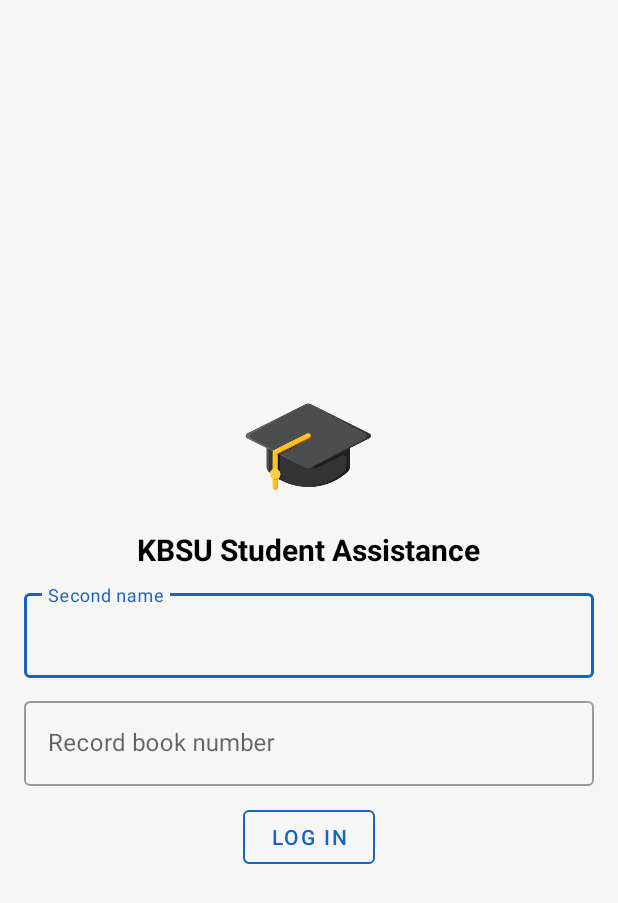
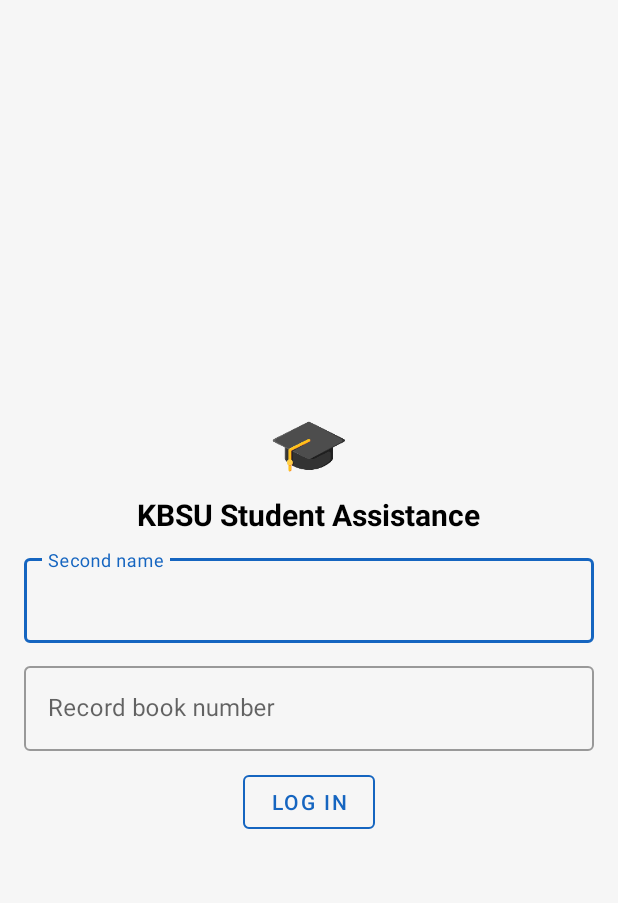
Before and after one commit to hobotki/kbsu-student-assistance, an Android app: the screen it shows after launch (MainActivity), on a phone screen of 412 x 824 dp. Shown: the top 903 px of the screen. Run offline under Robolectric (Android 15) with nearby library versions, the light colour scheme and no system bars; our stand-ins replace navigation-ui; libraries missing offline, so code that uses them is left out: com.yandex.mapkit; 9 statements that could not run were skipped.

Commit message:
Финальный фикс

```diff
--- a/app/src/main/java/com/snakelord/pets/kbsustudentassistance/presentation/common/extensions/FragmentExtensions.kt
+++ b/app/src/main/java/com/snakelord/pets/kbsustudentassistance/presentation/common/extensions/FragmentExtensions.kt
@@ -1,5 +1,7 @@
 package com.snakelord.pets.kbsustudentassistance.presentation.common.extensions
 
+import android.annotation.SuppressLint
+import android.content.pm.ActivityInfo
 import androidx.fragment.app.Fragment
 import com.snakelord.pets.kbsustudentassistance.presentation.main.NavigationCallback
 
@@ -12,3 +14,22 @@ import com.snakelord.pets.kbsustudentassistance.presentation.main.NavigationCall
  */
 val Fragment.navigationCallback: NavigationCallback
     get() = activity as NavigationCallback
+
+/**
+ * Функция-расширение для фрагметов
+ *
+ * Устанавливает портретную ориентацию для фрагмента
+ */
+@SuppressLint("SourceLockedOrientationActivity")
+fun Fragment.setPortraitOrientation() {
+    activity?.requestedOrientation = ActivityInfo.SCREEN_ORIENTATION_PORTRAIT
+}
+
+/**
+ * Функция-расширение для фрагметов
+ *
+ * Устанавливает "свободную" ориентацию для фрагмента
+ */
+fun Fragment.setUnspecifiedOrientation() {
+    activity?.requestedOrientation = ActivityInfo.SCREEN_ORIENTATION_UNSPECIFIED
+}
--- a/app/src/main/java/com/snakelord/pets/kbsustudentassistance/presentation/common/fragment/BaseFragment.kt
+++ b/app/src/main/java/com/snakelord/pets/kbsustudentassistance/presentation/common/fragment/BaseFragment.kt
@@ -9,6 +9,7 @@ import androidx.fragment.app.Fragment
 import com.snakelord.pets.kbsustudentassistance.R
 import com.snakelord.pets.kbsustudentassistance.presentation.application.KbsuStudentAssistanceApp
 import com.snakelord.pets.kbsustudentassistance.presentation.common.dialog.ErrorDialog
+import com.snakelord.pets.kbsustudentassistance.presentation.common.extensions.setUnspecifiedOrientation
 import com.snakelord.pets.kbsustudentassistance.presentation.common.state.UIStates
 
 /**
@@ -92,15 +93,6 @@ abstract class BaseFragment : Fragment() {
         return null
     }
 
-    @SuppressLint("SourceLockedOrientationActivity")
-    protected fun setPortraitOrientation() {
-        activity?.requestedOrientation = ActivityInfo.SCREEN_ORIENTATION_PORTRAIT
-    }
-
-    private fun setUnspecifiedOrientation() {
-        activity?.requestedOrientation = ActivityInfo.SCREEN_ORIENTATION_UNSPECIFIED
-    }
-
     companion object {
         private const val ERROR_DIALOG_TAG = "error_dialog"
     }
--- a/app/src/main/res/layout/fragment_login.xml
+++ b/app/src/main/res/layout/fragment_login.xml
@@ -13,8 +13,8 @@
         android:id="@+id/studentEmoji"
         android:src="@mipmap/ic_launcher"
         android:textColor="@color/black"
-        android:layout_width="wrap_content"
-        android:layout_height="wrap_content"
+        android:layout_width="@dimen/app_icon_size"
+        android:layout_height="@dimen/app_icon_size"
         tools:ignore="ContentDescription" />
 
     <TextView
--- a/app/src/main/res/values/dimens.xml
+++ b/app/src/main/res/values/dimens.xml
@@ -20,4 +20,5 @@
     <dimen name="qr_code_image_view_size">130dp</dimen>
     <dimen name="days_margin">5dp</dimen>
     <dimen name="days_padding">10dp</dimen>
+    <dimen name="app_icon_size">64dp</dimen>
 </resources>
```
Also changed, not shown: app/src/main/java/com/snakelord/pets/kbsustudentassistance/presentation/pass/PassFragment.kt (+8 -15 lines), app/src/main/java/com/snakelord/pets/kbsustudentassistance/presentation/settings/SettingsFragment.kt (+8 -0 lines), 12 other files.
